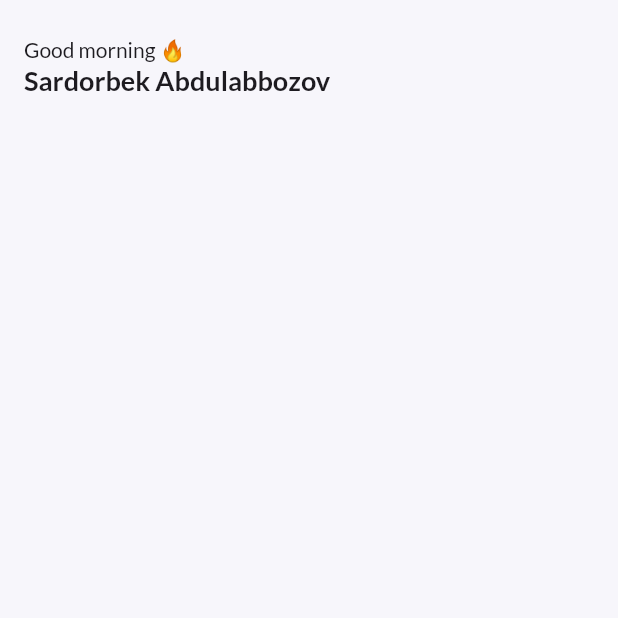
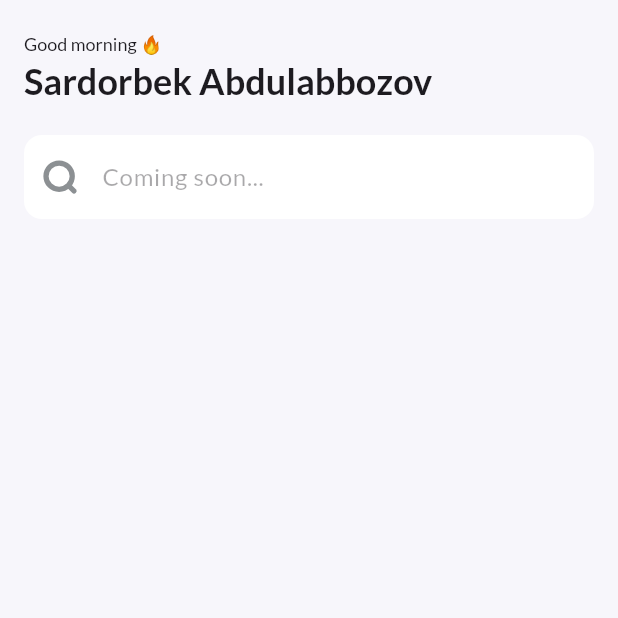
Before and after one commit to SardorbekAbdulabbozov/health_hack, a Flutter app: the screen it shows after launch, on a phone screen of 412 x 824 dp, the top half of it. Run offline on Flutter 3.47's test engine with Material 2 defaults, Android fonts, the phone set to English and light mode, and no system bars; our stand-ins replace flutter_svg, get; missing offline and left inert: mysql_client.

Commit message:
home page some components are added

```diff
--- a/lib/screens/main_page.dart
+++ b/lib/screens/main_page.dart
@@ -1,3 +1,4 @@
+import 'package:flutter_svg/flutter_svg.dart';
 import 'package:health_hack/controllers/main_controller.dart';
 import 'package:flutter/material.dart';
 import 'package:get/get.dart';
@@ -23,22 +24,52 @@ class MainPage extends StatelessWidget {
                 'Good ${BaseFunctions.getTimeBasedGreetings()} 🔥',
                 style: const TextStyle(
                   fontFamily: 'Lato',
-                  fontSize: 14,
+                  fontSize: 12,
                 ),
               ),
               const Text(
                 'Sardorbek Abdulabbozov',
                 style: TextStyle(
                   fontFamily: 'Lato',
-                  fontSize: 18,
+                  fontSize: 24,
                   fontWeight: FontWeight.w700,
                 ),
               ),
             ],
           ),
         ),
-        body:const Column(
-          children: [],
+        body: Column(
+          children: [
+            Padding(
+              padding: const EdgeInsets.symmetric(horizontal: 16),
+              child: TextField(
+                enabled: false,
+                decoration: InputDecoration(
+                  prefixIcon: Padding(
+                    padding: const EdgeInsets.all(10),
+                    child: SvgPicture.asset(
+                      'assets/ic_search.svg',
+                    ),
+                  ),
+                  hintText: 'Coming soon...',
+                  hintStyle: const TextStyle(
+                    fontFamily: 'Lato',
+                    fontSize: 16,
+                  ),
+                  fillColor: Colors.white,
+                  filled: true,
+                  enabledBorder: OutlineInputBorder(
+                    borderRadius: BorderRadius.circular(12),
+                    borderSide: const BorderSide(color: Colors.transparent),
+                  ),
+                  disabledBorder: OutlineInputBorder(
+                    borderRadius: BorderRadius.circular(12),
+                    borderSide: const BorderSide(color: Colors.transparent),
+                  ),
+                ),
+              ),
+            ),
+          ],
         ),
       ),
     );
--- a/pubspec.yaml
+++ b/pubspec.yaml
@@ -14,7 +14,7 @@ dependencies:
   cupertino_icons: ^1.0.2
   get: ^4.6.5
   mysql_client: ^0.0.27
-
+  flutter_svg: ^2.0.5
 dev_dependencies:
   flutter_test:
     sdk: flutter
@@ -22,6 +22,8 @@ dev_dependencies:
   flutter_lints: ^2.0.0
 
 flutter:
+  assets:
+    - assets/
   fonts:
     - family: Lato
       fonts:
@@ -32,4 +34,5 @@ flutter:
           weight: 700
         - asset: fonts/Lato-Black.ttf
           weight: 900
+
   uses-material-design: true
```
Also changed, not shown: assets/ic_search.svg (added), pubspec.lock.
